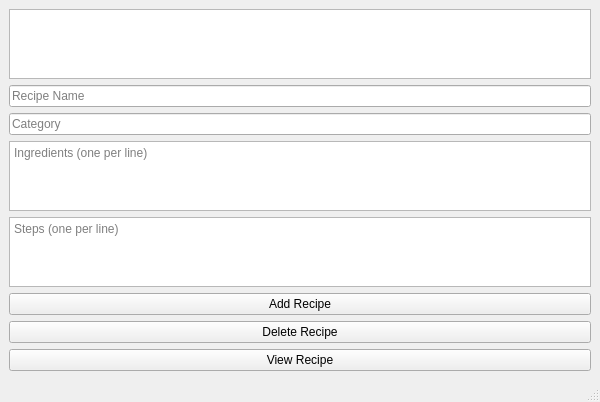
Before: the Qt Designer form src/ui/mainwindow.ui in shubhamboral/cpp-recipe-master, drawn with Qt 5.
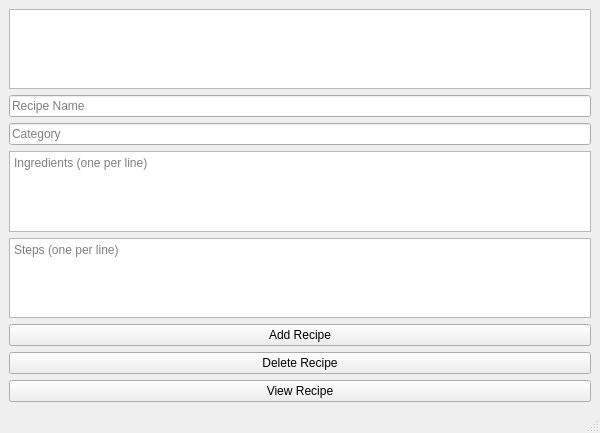
After: the same form once the commit is applied.

What changed in the file:
```diff
--- a/src/ui/mainwindow.ui
+++ b/src/ui/mainwindow.ui
@@ -7,7 +7,7 @@
     <x>0</x>
     <y>0</y>
     <width>600</width>
-    <height>400</height>
+    <height>433</height>
    </rect>
   </property>
   <widget class="QWidget" name="centralwidget">
```
Left out of the diff: 1 changed line with no effect on the pictures.
